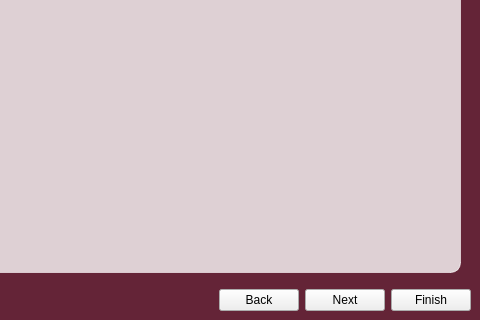
Old version of the form gsoc/bug-reporting-tool/pardus-apport/src/gui/widgets/bugtoolMain.ui in the repository pars-linux/uludag; both pictures show x 220 to 700 and y 180 to 500 of the 700 by 500 pixel window.
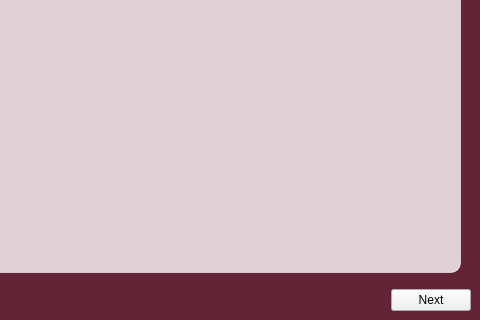
New version of the form. Icons and pictures are not drawn.

```diff
--- a/gsoc/bug-reporting-tool/pardus-apport/src/gui/widgets/bugtoolMain.ui
+++ b/gsoc/bug-reporting-tool/pardus-apport/src/gui/widgets/bugtoolMain.ui
@@ -176,16 +176,6 @@
           </property>
          </spacer>
         </item>
-        <item>
-         <widget class="QPushButton" name="buttonBack">
-          <property name="styleSheet">
-           <string notr="true">color:black</string>
-          </property>
-          <property name="text">
-           <string>Back</string>
-          </property>
-         </widget>
-        </item>
         <item>
          <widget class="QPushButton" name="buttonNext">
           <property name="styleSheet">
@@ -196,16 +186,6 @@
           </property>
          </widget>
         </item>
-        <item>
-         <widget class="QPushButton" name="buttonFinish">
-          <property name="styleSheet">
-           <string notr="true">color:black</string>
-          </property>
-          <property name="text">
-           <string>Finish</string>
-          </property>
-         </widget>
-        </item>
        </layout>
       </item>
      </layout>
```
